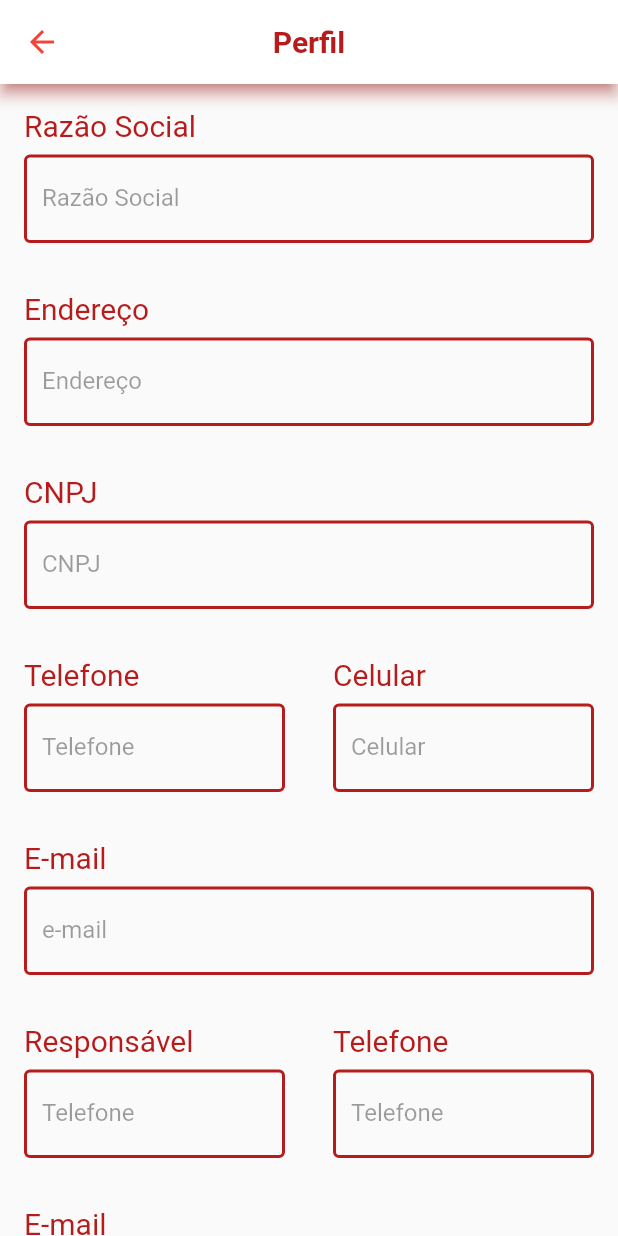
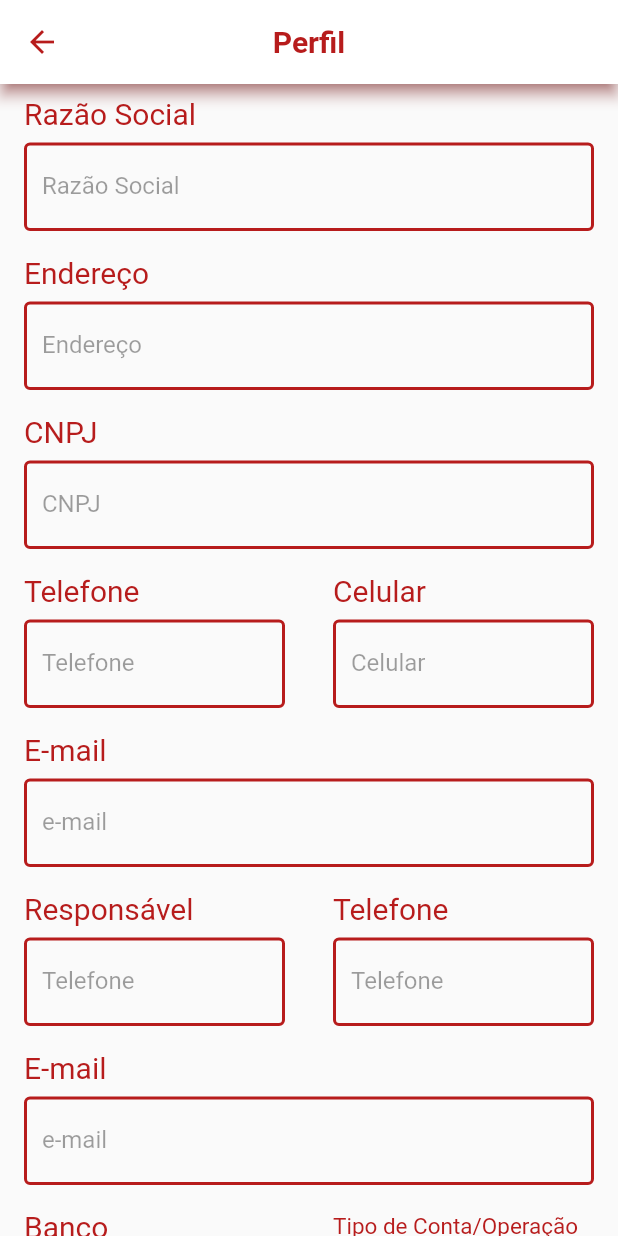
Before and after one commit to vitorioaflalo/InCasaEstabelecimento, a Flutter app: the PerfilPage screen opened directly, on a phone screen of 412 x 824 dp. Run offline on Flutter 3.47's test engine with Material 2 defaults, Android fonts, the phone set to English and light mode, and no system bars; drawn by our look-alikes of auto_size_text; our stand-ins replace charts_flutter, flutter_modular, flutter_triple, font_awesome_flutter.

Commit message:
commit final sem api - estabelecimento

```diff
--- a/lib/app/modules/acompanharEntregas/acompanharEntregas_page.dart
+++ b/lib/app/modules/acompanharEntregas/acompanharEntregas_page.dart
@@ -27,11 +27,11 @@ class AcompanharEntregasPageState extends State<AcompanharEntregasPage> {
             },
             child: Icon(
               Icons.arrow_back,
-              color: Colors.red[500],
+              color: Colors.red[900],
             )),
         title: Text(
           'Acompanhar Solicitação',
-          style: TextStyle(color: Colors.red[500], fontWeight: FontWeight.bold),
+          style: TextStyle(color: Colors.red[900], fontWeight: FontWeight.bold),
         ),
       ),
       body: SingleChildScrollView(
--- a/lib/app/modules/historico/historico_page.dart
+++ b/lib/app/modules/historico/historico_page.dart
@@ -28,11 +28,11 @@ class HistoricoPageState extends State<HistoricoPage> {
             },
             child: Icon(
               Icons.arrow_back,
-              color: Colors.red[500],
+              color: Colors.red[900],
             )),
         title: Text(
           'Histórico de entregas',
-          style: TextStyle(color: Colors.red[500], fontWeight: FontWeight.bold),
+          style: TextStyle(color: Colors.red[900], fontWeight: FontWeight.bold),
         ),
       ),
       body: SingleChildScrollView(
--- a/lib/app/modules/home/widgets/containerButtonDef_widget.dart
+++ b/lib/app/modules/home/widgets/containerButtonDef_widget.dart
@@ -1,7 +1,7 @@
 import 'package:flutter/material.dart';
 import 'package:flutter_modular/flutter_modular.dart';
 
-Widget buildDefContainer({String text, String rota}) {
+Widget buildDefContainer(BoxConstraints constraints, {String text, String rota, } ) {
   return GestureDetector(
     onTap: () {
       if (rota != null) {
@@ -11,8 +11,8 @@ Widget buildDefContainer({String text, String rota}) {
     child: ClipRRect(
         borderRadius: BorderRadius.circular(40),
         child: Container(
+          height: constraints.maxHeight*0.2,
           color: Color.fromRGBO(208, 84, 85, 1),
-          height: 125,
           child: Center(
             child: Text(
               text,
--- a/lib/app/modules/perfil_estabelecimento/perfil_page.dart
+++ b/lib/app/modules/perfil_estabelecimento/perfil_page.dart
@@ -1,5 +1,8 @@
 import 'package:flutter/cupertino.dart';
 import 'package:flutter/material.dart';
+import 'package:incasaestabelecimento/app/modules/perfil_estabelecimento/widgets/botao.dart';
+import 'package:incasaestabelecimento/app/modules/perfil_estabelecimento/widgets/text_field.dart';
+import 'package:incasaestabelecimento/app/modules/perfil_estabelecimento/widgets/text_field2.dart';
 
 class PerfilPage extends StatefulWidget {
   final String title;
@@ -16,7 +19,7 @@ class PerfilPageState extends State<PerfilPage> {
     return Scaffold(
         appBar: AppBar(
             centerTitle: true,
-            shadowColor: Colors.red[500],
+            shadowColor: Colors.red[900],
             backgroundColor: Colors.white,
             leading: GestureDetector(
                 onTap: () {
@@ -24,7 +27,7 @@ class PerfilPageState extends State<PerfilPage> {
                 },
                 child: Icon(
                   Icons.arrow_back,
-                  color: Colors.red[500],
+                  color: Colors.red[900],
                 )),
             title: Text(
               'Perfil',
@@ -32,7 +35,9 @@ class PerfilPageState extends State<PerfilPage> {
                   color: Colors.red[900], fontWeight: FontWeight.bold),
             )),
         body: SingleChildScrollView(
-            child: Column(
+            child: LayoutBuilder(
+    builder: (_, constraints) {
+      return Column(
         children: [
           text_field(
             title: 'Razão Social',
@@ -43,10 +48,17 @@ class PerfilPageState extends State<PerfilPage> {
           Row(
             children: [
               Container(
-                    width: MediaQuery.of(context).size.width *0.5,
-                    child: text_field_meio(title: 'Telefone', title2: 'Telefone')),
+                  width: MediaQuery
+                      .of(context)
+                      .size
+                      .width * 0.5,
+                  child: text_field_meio(
+                      title: 'Telefone', title2: 'Telefone')),
               Container(
-                  width: MediaQuery.of(context).size.width *0.5,
+                width: MediaQuery
+                    .of(context)
+                    .size
+                    .width * 0.5,
                 child: text_field_meio(title: 'Celular', title2: 'Celular'),)
             ],
           ),
@@ -54,10 +66,17 @@ class PerfilPageState extends State<PerfilPage> {
           Row(
             children: [
               Container(
-                    width: MediaQuery.of(context).size.width *0.5,
-                    child: text_field_meio(title: 'Responsável', title2: 'Telefone')),
+                  width: MediaQuery
+                      .of(context)
+                      .size
+                      .width * 0.5,
+                  child: text_field_meio(
+                      title: 'Responsável', title2: 'Telefone')),
               Container(
-                  width: MediaQuery.of(context).size.width *0.5,
+                width: MediaQuery
+                    .of(context)
+                    .size
+                    .width * 0.5,
                 child: text_field_meio(title: 'Telefone', title2: 'Telefone'),)
             ],
           ),
@@ -65,132 +84,43 @@ class PerfilPageState extends State<PerfilPage> {
           Row(
             children: [
               Container(
-                    width: MediaQuery.of(context).size.width *0.5,
+                  width: MediaQuery
+                      .of(context)
+                      .size
+                      .width * 0.5,
                   child: text_field_meio(title: 'Banco', title2: 'Banco')),
               Container(
-                  width: MediaQuery.of(context).size.width *0.5,
-                  child: text_field_meio(title: 'Tipo de Conta/Operação', title2: 'Tipo'),)
+                width: MediaQuery
+                    .of(context)
+                    .size
+                    .width * 0.5,
+                child: text_field_meio(
+                    title: 'Tipo de Conta/Operação', title2: 'Tipo'),)
             ],
           ),
           Row(
             children: [
               Container(
-                    width: MediaQuery.of(context).size.width *0.5,
+                  width: MediaQuery
+                      .of(context)
+                      .size
+                      .width * 0.5,
                   child: text_field_meio(title: 'Agência', title2: 'Agência')),
               Container(
-                  width: MediaQuery.of(context).size.width *0.5,
+                width: MediaQuery
+                    .of(context)
+                    .size
+                    .width * 0.5,
                 child: text_field_meio(title: 'Nº da conta', title2: 'número'),)
             ],
           ),
-            Botao(),
+          Padding(
+            padding: const EdgeInsets.only(top: 24.0, bottom: 24.0),
+            child: Botao(),
+          ),
         ],
+      );
+    }
             )));
   }
 }
-
-class Botao extends StatelessWidget {
-  const Botao({Key key}) : super(key: key);
-
-  @override
-  Widget build(BuildContext context) {
-    return LayoutBuilder(builder: (_, constraints) {
-      return Padding(
-        padding: const EdgeInsets.only(right: 16.0, left: 16.0),
-        child: SizedBox(
-          width: constraints.maxWidth * 0.5,
-          child: ElevatedButton(
-            style: ButtonStyle(
-                backgroundColor:
-                    MaterialStateProperty.all<Color>(Colors.red.shade900),
-                shape: MaterialStateProperty.all<RoundedRectangleBorder>(
-                    RoundedRectangleBorder(
-                  borderRadius: BorderRadius.circular(18.0),
-                ))),
-            child: Text(
-              'Voltar',
-              style: TextStyle(
-                color: Colors.white,
-                fontSize: 30,
-              ),
-            ),
-            onPressed: () {},
-          ),
-        ),
-      );
-    });
-  }
-}
-
-class text_field extends StatelessWidget {
-  const text_field({Key key, this.title, this.title2}) : super(key: key);
-  final String title;
-  final String title2;
-
-  @override
-  Widget build(BuildContext context) {
-    return LayoutBuilder(
-      builder: (_, constraints) {
-        return Padding(
-          padding: const EdgeInsets.all(16.0),
-          child: Column(
-            crossAxisAlignment: CrossAxisAlignment.stretch,
-            children: [
-              Text(
-                title,
-                style: TextStyle(fontSize: 20, color: Colors.red.shade900),
-              ),
-              Padding(
-                padding: const EdgeInsets.only(top: 8.0),
-                child: TextField(
-                    enabled: false,
-                    decoration: InputDecoration(
-                        labelText: title2,
-                        disabledBorder: OutlineInputBorder(
-                          borderSide:
-                              BorderSide(width: 2, color: Colors.red.shade900),
-                        ))),
-              ),
-            ],
-          ),
-        );
-      },
-    );
-  }
-}
-
-class text_field_meio extends StatelessWidget {
-  const text_field_meio({Key key, this.title, this.title2}) : super(key: key);
-  final String title;
-  final String title2;
-
-  @override
-  Widget build(BuildContext context) {
-    return LayoutBuilder(
-      builder: (_, constraints) {
-        return Padding(
-          padding: const EdgeInsets.all(16.0),
-          child: Column(
-            crossAxisAlignment: CrossAxisAlignment.stretch,
-            children: [
-              Text(
-                title,
-                style: TextStyle(fontSize: 20, color: Colors.red.shade900),
-              ),
-              Padding(
-                padding: const EdgeInsets.only(top: 8.0),
-                child: TextField(
-                    enabled: false,
-                    decoration: InputDecoration(
-                        labelText: title2,
-                        disabledBorder: OutlineInputBorder(
-                          borderSide: BorderSide(
-                              width: 2, color: Colors.red.shade900),
-                        ))),
-              ),
-            ],
-          ),
-        );
-      },
-    );
-  }
-}
--- /dev/null
+++ b/lib/app/modules/perfil_estabelecimento/widgets/text_field.dart
@@ -0,0 +1,40 @@
+import 'package:auto_size_text/auto_size_text.dart';
+import 'package:flutter/material.dart';
+
+class text_field extends StatelessWidget {
+  const text_field({Key key, this.title, this.title2}) : super(key: key);
+  final String title;
+  final String title2;
+
+  @override
+  Widget build(BuildContext context) {
+    return LayoutBuilder(
+      builder: (_, constraints) {
+        return Padding(
+          padding: const EdgeInsets.only(top: 8.0, right: 16.0, bottom: 8.0, left: 16.0),
+          child: Column(
+            crossAxisAlignment: CrossAxisAlignment.stretch,
+            children: [
+              AutoSizeText(
+                title,
+                style: TextStyle(fontSize: 20, color: Colors.red.shade900),
+                maxLines: 1,
+              ),
+              Padding(
+                padding: const EdgeInsets.only(top: 8.0),
+                child: TextField(
+                    enabled: false,
+                    decoration: InputDecoration(
+                        labelText: title2,
+                        disabledBorder: OutlineInputBorder(
+                          borderSide:
+                          BorderSide(width: 2, color: Colors.red.shade900),
+                        ))),
+              ),
+            ],
+          ),
+        );
+      },
+    );
+  }
+}
--- /dev/null
+++ b/lib/app/modules/perfil_estabelecimento/widgets/text_field2.dart
@@ -0,0 +1,40 @@
+import 'package:auto_size_text/auto_size_text.dart';
+import 'package:flutter/material.dart';
+
+class text_field_meio extends StatelessWidget {
+  const text_field_meio({Key key, this.title, this.title2}) : super(key: key);
+  final String title;
+  final String title2;
+
+  @override
+  Widget build(BuildContext context) {
+    return LayoutBuilder(
+      builder: (_, constraints) {
+        return Padding(
+          padding: const EdgeInsets.only(top: 8.0, right: 16.0, bottom: 8.0, left: 16.0),
+          child: Column(
+            crossAxisAlignment: CrossAxisAlignment.stretch,
+            children: [
+              AutoSizeText(
+                title,
+                style: TextStyle(fontSize: 20, color: Colors.red.shade900),
+                maxLines: 1,
+              ),
+              Padding(
+                padding: const EdgeInsets.only(top: 8.0),
+                child: TextField(
+                    enabled: false,
+                    decoration: InputDecoration(
+                        labelText: title2,
+                        disabledBorder: OutlineInputBorder(
+                          borderSide: BorderSide(
+                              width: 2, color: Colors.red.shade900),
+                        ))),
+              ),
+            ],
+          ),
+        );
+      },
+    );
+  }
+}
--- a/lib/app/modules/shared/widgets/checkbox_widget.dart
+++ b/lib/app/modules/shared/widgets/checkbox_widget.dart
@@ -6,14 +6,14 @@ builderCheckBox({String text, bool value}) {
       Radio(
         hoverColor: Colors.pink,
         groupValue: value,
-        activeColor: Colors.red[600],
+        activeColor: Colors.red[900],
         value: true,
         onChanged: (value) {},
       ),
       Text(
         text,
         style: TextStyle(
-            color: Colors.red[500], fontWeight: FontWeight.bold, fontSize: 14),
+            color: Colors.red[900], fontWeight: FontWeight.bold, fontSize: 14),
       )
     ],
   );
--- a/lib/app/modules/shared/widgets/textDef_widget.dart
+++ b/lib/app/modules/shared/widgets/textDef_widget.dart
@@ -4,6 +4,6 @@ builderText({String text}) {
   return Text(
     text,
     style: TextStyle(
-        color: Colors.red[500], fontWeight: FontWeight.bold, fontSize: 16),
+        color: Colors.red[900], fontWeight: FontWeight.bold, fontSize: 16),
   );
 }
--- a/lib/app/modules/solicitarEntrega/solicitarEntrega_page.dart
+++ b/lib/app/modules/solicitarEntrega/solicitarEntrega_page.dart
@@ -21,7 +21,7 @@ class SolicitarEntregaPageState extends State<SolicitarEntregaPage> {
     return Scaffold(
       appBar: AppBar(
         centerTitle: true,
-        shadowColor: Colors.red[500],
+        shadowColor: Colors.red[900],
         backgroundColor: Colors.white,
         leading: GestureDetector(
             onTap: () {
@@ -29,11 +29,11 @@ class SolicitarEntregaPageState extends State<SolicitarEntregaPage> {
             },
             child: Icon(
               Icons.arrow_back,
-              color: Colors.red[500],
+              color: Colors.red[900],
             )),
         title: Text(
           'Solicitar entrega',
-          style: TextStyle(color: Colors.red[500], fontWeight: FontWeight.bold),
+          style: TextStyle(color: Colors.red[900], fontWeight: FontWeight.bold),
         ),
       ),
       body: SingleChildScrollView(
--- a/lib/app/modules/start/start_page.dart
+++ b/lib/app/modules/start/start_page.dart
@@ -32,7 +32,7 @@ class StartPageState extends State<StartPage> {
             print('teste');
             setState(() {
               _currentPage = 0;
-              Modular.to.navigate('/start/home/');
+              Modular.to.navigate('/start/home');
             });
           },
         ),
--- a/pubspec.yaml
+++ b/pubspec.yaml
@@ -32,6 +32,8 @@ dependencies:
   flutter_triple: ^1.0.6
   font_awesome_flutter: ^9.1.0
   slidy: ^3.2.2+1
+  charts_flutter: ^0.11.0
+  auto_size_text: ^2.1.0
 
 dev_dependencies:
   flutter_modular_test: ^1.0.1
```
Also changed, not shown: lib/app/modules/home/home_page.dart (+13 -5 lines), lib/app/modules/perfil_estabelecimento/widgets/botao.dart (added, +34 -0 lines), lib/app/modules/relatorio/relatorio_page.dart (+23 -58 lines), lib/app/modules/relatorio/widgets/dropdown.dart (added, +54 -0 lines), lib/app/modules/relatorio/widgets/grafico/config_grafico.dart (added, +25 -0 lines), lib/app/modules/relatorio/widgets/grafico/grafico.dart (added, +39 -0 lines), lib/app/modules/relatorio/widgets/grafico/model_grafico.dart (added, +13 -0 lines), lib/app/modules/relatorio/widgets/valores_entregas.dart (added, +26 -0 lines), pubspec.lock. Lines whose indentation alone changed are shown as unchanged.
